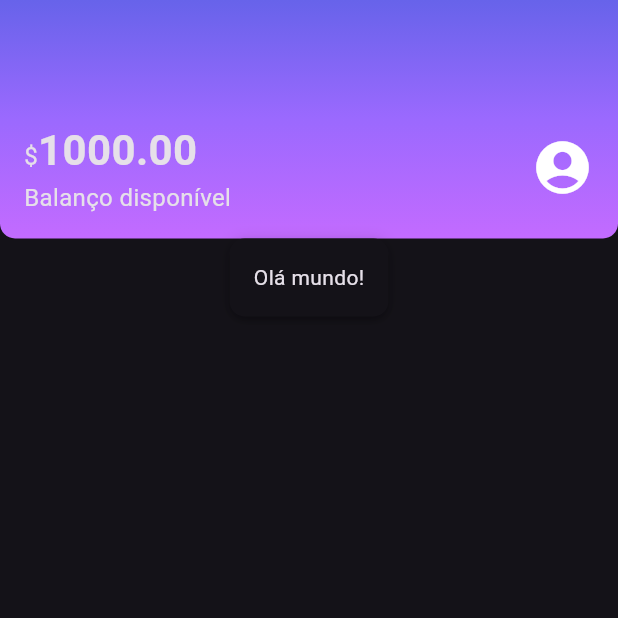
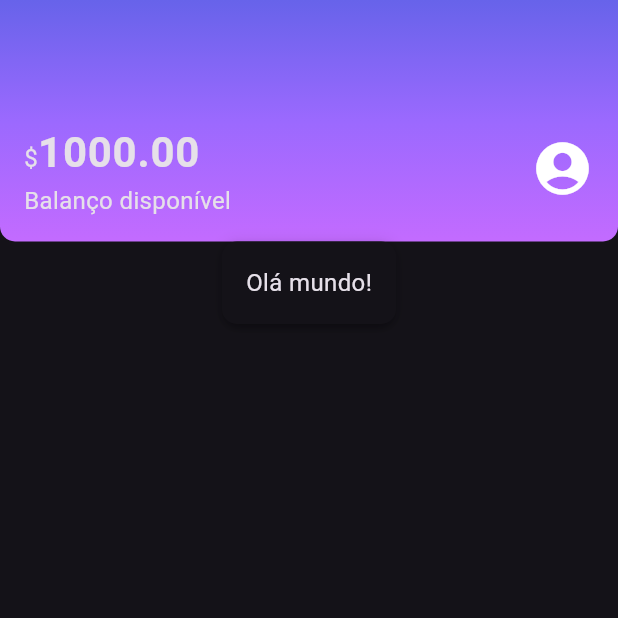
Before and after one commit to SinxCode/alubank, a Flutter app: the screen it shows after launch, on a phone screen of 412 x 824 dp, the top half of it. Run offline on Flutter 3.47's test engine with Material 3 defaults, Android fonts, the phone set to English and light mode, and no system bars.

Commit message:
criando e usando temas

```diff
--- a/lib/components/sections/header.dart
+++ b/lib/components/sections/header.dart
@@ -19,7 +19,7 @@ class Header extends StatelessWidget {
         ),
         borderRadius: BorderRadius.vertical(bottom: Radius.circular(10)),
         ),
-      child: const Padding(
+      child:  Padding(
         //Padding from LTRB significa left, top, right e bottom nessa ordem
         padding: EdgeInsets.fromLTRB(16, 80, 16, 16),
         child: Row(
@@ -39,21 +39,16 @@ class Header extends StatelessWidget {
                 Text.rich(
                   TextSpan(
                     text: '\$',
-                    style: TextStyle(
-                      fontSize: 16,
-                    ),
                     children: [
                       TextSpan(
                         text: '1000.00',
-                        style: TextStyle(
-                            fontSize: 28, fontWeight: FontWeight.bold),
+                        style: Theme.of(context).textTheme.bodyLarge,
                       ),
                     ],
                   ),
                 ),
                 Text(
                   'Balanço disponível',
-                  style: TextStyle(fontSize: 16),
                 )
               ],
             ),
--- a/lib/main.dart
+++ b/lib/main.dart
@@ -1,4 +1,5 @@
 import 'package:alubank/screens/home.dart';
+import 'package:alubank/themes/my_theme.dart';
 import 'package:flutter/material.dart';
 
 void main() {
@@ -12,7 +13,7 @@ class Alubank extends StatelessWidget {
   Widget build(BuildContext context) {
     return MaterialApp(
       title: 'Alubank',
-      theme: ThemeData.dark(),
+      theme: MyTheme,
       home: Home(),
     );
   }
--- /dev/null
+++ b/lib/themes/my_theme.dart
@@ -0,0 +1,17 @@
+import 'package:alubank/themes/themes_color.dart';
+import 'package:flutter/material.dart';
+
+ThemeData MyTheme = ThemeData(
+  primarySwatch: ThemeColors.primaryColor,
+  primaryColor: ThemeColors.primaryColor,
+  brightness: Brightness.dark, // define o tema para dark mode
+  textTheme: TextTheme(
+    bodyMedium: TextStyle(
+      fontSize: 16,
+    ),
+    bodyLarge: TextStyle(
+      fontSize: 28,
+      fontWeight: FontWeight.bold,
+    ),
+  ),
+);
--- /dev/null
+++ b/lib/themes/themes_color.dart
@@ -0,0 +1,6 @@
+import 'package:flutter/material.dart';
+
+class ThemeColors {
+  static const MaterialColor primaryColor = Colors.purple;
+
+}
```
